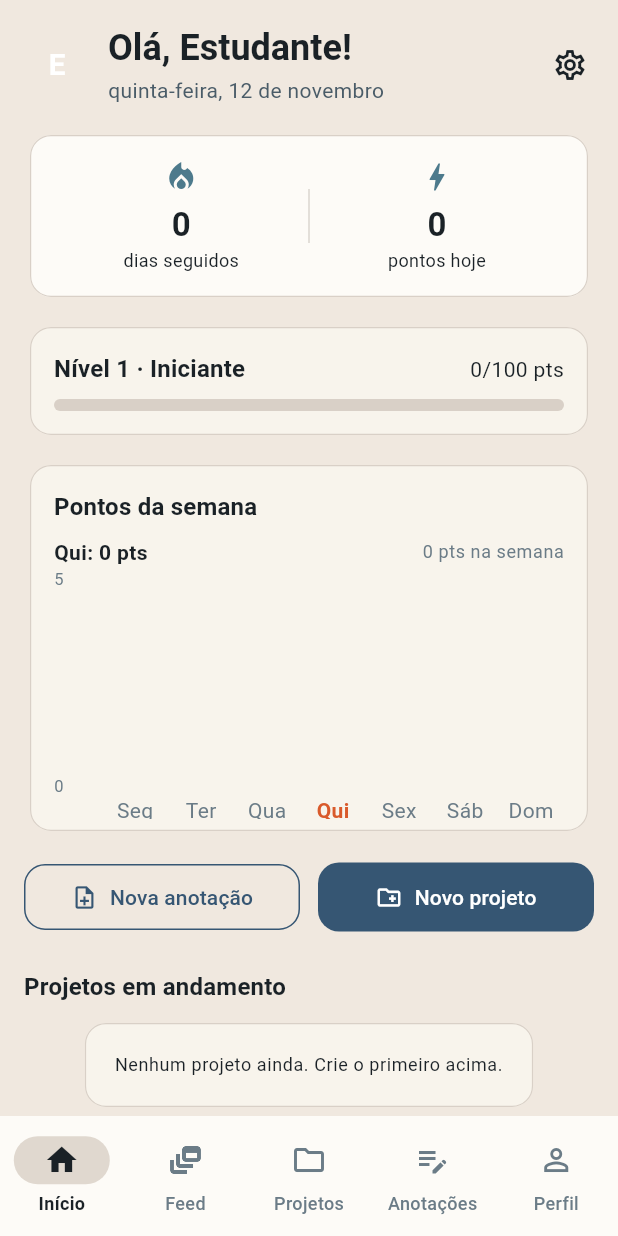
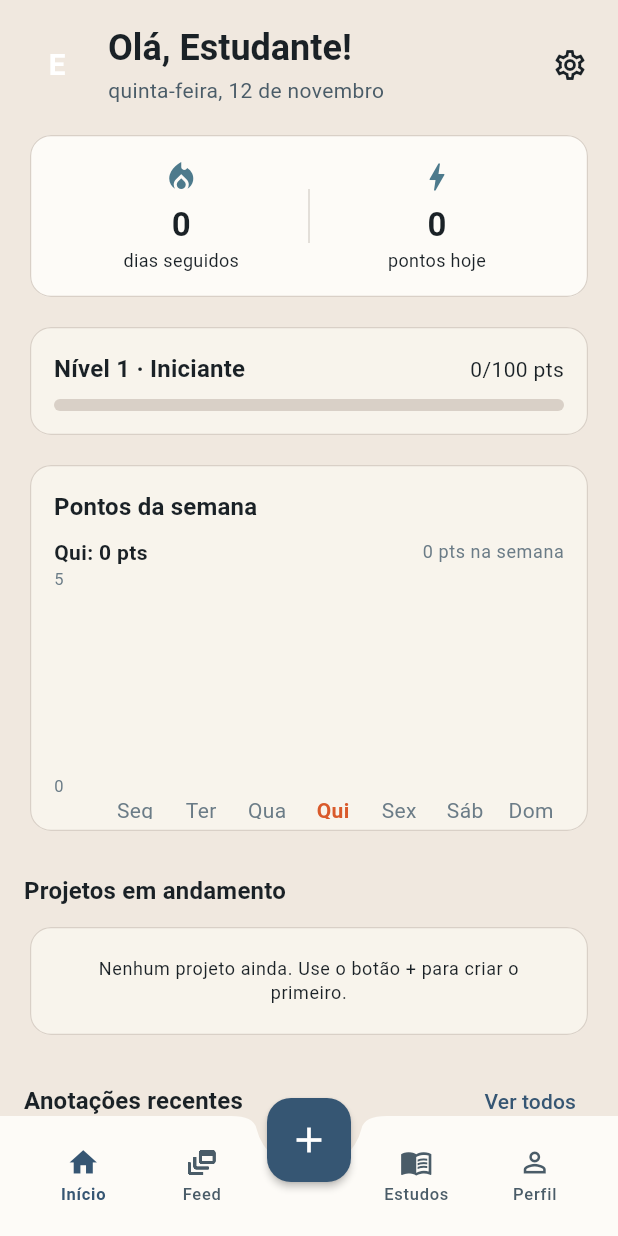
Before and after one commit to ArthurM749/app_estudos, a Flutter app: the NavegacaoPrincipal screen opened directly, on a phone screen of 412 x 824 dp. Run offline on Flutter 3.47's test engine with Material 3 defaults, Android fonts, the phone set to English and light mode, and no system bars; drawn by our look-alikes of fl_chart; our stand-ins replace image_picker, sqflite, sqflite_common_ffi, sqflite_common_ffi_web, supabase_flutter; accounts and stored records are empty; network calls fail.

Commit message:
new file:   lib/screens/estudos_screen.dart 	modified:   lib/screens/feed_screen.dart 	modified:   lib/screens/home_screen.dart 	modified:   lib/screens/navegacao_principal.dart 	modified:   lib/screens/perfil_publico_screen.dart 	modified:   lib/screens/projetos_screen.dart 	modified:   lib/widgets/cartao_publicacao.dart

```diff
--- a/lib/screens/feed_screen.dart
+++ b/lib/screens/feed_screen.dart
@@ -30,7 +30,6 @@ class _FeedScreenState extends State<FeedScreen>
     with SingleTickerProviderStateMixin {
   late final TabController _abas = TabController(length: 2, vsync: this);
 
-  // Pesquisa de publicações por título: troca as abas por um campo + resultados.
   final _buscaController = TextEditingController();
   Timer? _espera;
   bool _buscando = false;
@@ -38,7 +37,6 @@ class _FeedScreenState extends State<FeedScreen>
   @override
   void initState() {
     super.initState();
-    // Só começa a conversar com a internet quando a pessoa abre o feed.
     WidgetsBinding.instance.addPostFrameCallback((_) {
       if (!mounted) return;
       final social = context.read<SocialState>();
@@ -72,7 +70,6 @@ class _FeedScreenState extends State<FeedScreen>
     setState(() => _buscando = false);
   }
 
-  /// Espera a pessoa parar de digitar um instante antes de consultar a internet.
   void _aoDigitar(String texto) {
     _espera?.cancel();
     _espera = Timer(const Duration(milliseconds: 450), () {
@@ -105,7 +102,7 @@ class _FeedScreenState extends State<FeedScreen>
                         autofocus: true,
                         textInputAction: TextInputAction.search,
                         onChanged: (t) {
-                          setState(() {}); // atualiza o botão de limpar
+                          setState(() {});
                           _aoDigitar(t);
                         },
                         onSubmitted: (t) =>
@@ -250,7 +247,6 @@ class _ListaDoFeed extends StatelessWidget {
           );
         }
 
-        // Pesquisa começando com "@": mostra pessoas em vez de publicações.
         if (aba == AbaFeed.busca && social.buscandoPessoas) {
           if (social.pessoasBusca.isEmpty) {
             return _Mensagem(
--- a/lib/screens/home_screen.dart
+++ b/lib/screens/home_screen.dart
@@ -9,7 +9,6 @@ import '../models/item.dart';
 import '../utils/formatadores.dart';
 import '../widgets/avatar_usuario.dart';
 import '../widgets/cabecalho_da_aba.dart';
-import '../widgets/dialogo_projeto.dart';
 import '../widgets/erro_de_carregamento.dart';
 import '../widgets/grafico_pontos_semana.dart';
 import 'anotacao_editor_screen.dart';
@@ -40,7 +39,6 @@ class HomeScreen extends StatelessWidget {
             }
 
             final nome = appState.nomeUsuario ?? 'Estudante';
-            // Mesma cor e foto do perfil público: o avatar é um só no app todo.
             final meuPerfil = context.watch<SocialState>().meuPerfil;
             final pontosDentroDoNivel =
                 RegrasDePontos.pontosDentroDoNivelAtual(appState.pontosTotais);
@@ -133,31 +131,6 @@ class HomeScreen extends StatelessWidget {
                           ),
                         ),
                       ),
-                      const SizedBox(height: 16),
-                      Row(
-                        children: [
-                          Expanded(
-                            child: OutlinedButton.icon(
-                              onPressed: () => Navigator.of(context).push(
-                                MaterialPageRoute(
-                                  builder: (_) => const AnotacaoEditorScreen(),
-                                ),
-                              ),
-                              icon: const Icon(Icons.note_add_outlined),
-                              label: const Text('Nova anotação'),
-                            ),
-                          ),
-                          const SizedBox(width: 12),
-                          Expanded(
-                            child: FilledButton.icon(
-                              onPressed: () => abrirDialogoProjeto(context),
-                              icon:
-                                  const Icon(Icons.create_new_folder_outlined),
-                              label: const Text('Novo projeto'),
-                            ),
-                          ),
-                        ],
-                      ),
                       const SizedBox(height: 24),
                       _SecaoComVerTudo(
                         titulo: 'Projetos em andamento',
@@ -168,7 +141,7 @@ class HomeScreen extends StatelessWidget {
                       if (appState.projetos.isEmpty)
                         const _CartaoVazio(
                           mensagem:
-                              'Nenhum projeto ainda. Crie o primeiro acima.',
+                              'Nenhum projeto ainda. Use o botão + para criar o primeiro.',
                         )
                       else
                         ...appState.projetos.take(3).map((projeto) {
@@ -215,7 +188,7 @@ class HomeScreen extends StatelessWidget {
                           if (recentes.isEmpty) {
                             return const _CartaoVazio(
                               mensagem:
-                                  'Nenhuma anotação ainda. Toque em "Nova anotação" para começar.',
+                                  'Nenhuma anotação ainda. Use o botão + para criar a primeira.',
                             );
                           }
                           return Column(
--- a/lib/screens/navegacao_principal.dart
+++ b/lib/screens/navegacao_principal.dart
@@ -5,21 +5,19 @@ import 'package:provider/provider.dart';
 
 import '../data/auth_service.dart';
 import '../data/social_state.dart';
+import '../widgets/dialogo_projeto.dart';
 
-import 'anotacoes_screen.dart';
+import 'anotacao_editor_screen.dart';
 import 'configuracoes_screen.dart';
+import 'estudos_screen.dart';
 import 'feed_screen.dart';
 import 'home_screen.dart';
 import 'perfil_screen.dart';
-import 'projetos_screen.dart';
 
-// Ordem das abas. Os atalhos das outras telas (ex.: "ver projetos" no Início)
-// passam por aqui, então mudar a ordem é só mexer nestes números.
 const _abaInicio = 0;
 const _abaFeed = 1;
-const _abaProjetos = 2;
-const _abaAnotacoes = 3;
-const _abaPerfil = 4;
+const _abaEstudos = 2;
+const _abaPerfil = 3;
 
 class NavegacaoPrincipal extends StatefulWidget {
   const NavegacaoPrincipal({super.key});
@@ -31,17 +29,12 @@ class NavegacaoPrincipal extends StatefulWidget {
 class _NavegacaoPrincipalState extends State<NavegacaoPrincipal>
     with WidgetsBindingObserver {
   int _abaAtual = _abaInicio;
+  int _abaEstudosInicial = 0;
 
-  // O feed só é montado na primeira visita. O IndexedStack constrói todas as
-  // abas de uma vez, e sem isso o app faria chamadas de internet logo ao abrir
-  // — mesmo para quem só quer estudar offline.
+  // Mantém a estratégia original: o feed só é construído quando é aberto.
+  // Assim, a tela existente continua responsável por buscar as publicações.
   bool _feedJaAberto = false;
-
-  // Mesma ideia para o Perfil (carrega perfil público da internet). A "versão"
-  // muda a cada vez que a pessoa entra na aba vinda de outra, recriando a tela
-  // para mostrar números atuais em vez de ficar com os da visita anterior.
   bool _perfilJaAberto = false;
-  int _versaoPerfil = 0;
 
   Timer? _relogioDaFila;
 
@@ -49,16 +42,14 @@ class _NavegacaoPrincipalState extends State<NavegacaoPrincipal>
   void initState() {
     super.initState();
     WidgetsBinding.instance.addObserver(this);
-    // Busca a cor/foto do perfil para o avatar da Home. Uma consulta leve e
-    // silenciosa: sem internet o avatar mostra só a inicial.
+
     WidgetsBinding.instance.addPostFrameCallback((_) {
       if (!mounted || AuthService.instance.usuarioAtual == null) return;
       context.read<SocialState>().carregarMeuPerfil().catchError((_) {});
       _enviarPendencias();
     });
-    // Offline primeiro: o que foi publicado/editado sem internet é reenviado
-    // sozinho. A consulta de pendências é local e barata; só vai à rede se
-    // houver algo na fila.
+
+    // Preserva o reenvio automático das ações feitas offline.
     _relogioDaFila =
         Timer.periodic(const Duration(seconds: 45), (_) => _enviarPendencias());
   }
@@ -84,17 +75,58 @@ class _NavegacaoPrincipalState extends State<NavegacaoPrincipal>
 
   void _irPara(int aba) {
     setState(() {
-      if (aba == _abaPerfil && _abaAtual != _abaPerfil) _versaoPerfil++;
       _abaAtual = aba;
       if (aba == _abaFeed) _feedJaAberto = true;
       if (aba == _abaPerfil) _perfilJaAberto = true;
     });
   }
 
-  // Configurações é uma tela própria (empilhada), aberta pela engrenagem.
+  void _abrirEstudos(int aba) {
+    setState(() {
+      _abaEstudosInicial = aba;
+      _abaAtual = _abaEstudos;
+    });
+  }
+
   void _abrirConfiguracoes() {
     Navigator.of(context).push(
       MaterialPageRoute(builder: (_) => const ConfiguracoesScreen()),
+    );
+  }
+
+  void _abrirCriacao() {
+    showModalBottomSheet<void>(
+      context: context,
+      useSafeArea: true,
+      showDragHandle: true,
+      builder: (contextModal) => Padding(
+        padding: const EdgeInsets.only(bottom: 12),
+        child: Column(
+          mainAxisSize: MainAxisSize.min,
+          children: [
+            ListTile(
+              leading: const Icon(Icons.create_new_folder_outlined),
+              title: const Text('Criar projeto'),
+              onTap: () {
+                Navigator.of(contextModal).pop();
+                abrirDialogoProjeto(context);
+              },
+            ),
+            ListTile(
+              leading: const Icon(Icons.note_add_outlined),
+              title: const Text('Criar anotação'),
+              onTap: () {
+                Navigator.of(contextModal).pop();
+                Navigator.of(context).push(
+                  MaterialPageRoute(
+                    builder: (_) => const AnotacaoEditorScreen(),
+                  ),
+                );
+              },
+            ),
+          ],
+        ),
+      ),
     );
   }
 
@@ -102,18 +134,20 @@ class _NavegacaoPrincipalState extends State<NavegacaoPrincipal>
   Widget build(BuildContext context) {
     final telas = [
       HomeScreen(
-        aoTocarProjetos: () => _irPara(_abaProjetos),
-        aoTocarAnotacoes: () => _irPara(_abaAnotacoes),
+        aoTocarProjetos: () => _abrirEstudos(0),
+        aoTocarAnotacoes: () => _abrirEstudos(1),
         aoTocarConfiguracoes: _abrirConfiguracoes,
       ),
       _feedJaAberto
           ? FeedScreen(aoTocarConfiguracoes: _abrirConfiguracoes)
           : const SizedBox.shrink(),
-      ProjetosScreen(aoTocarConfiguracoes: _abrirConfiguracoes),
-      AnotacoesScreen(aoTocarConfiguracoes: _abrirConfiguracoes),
+      EstudosScreen(
+        key: ValueKey(_abaEstudosInicial),
+        abaInicial: _abaEstudosInicial,
+        aoTocarConfiguracoes: _abrirConfiguracoes,
+      ),
       _perfilJaAberto
           ? PerfilScreen(
-              key: ValueKey(_versaoPerfil),
               aoTocarConfiguracoes: _abrirConfiguracoes,
             )
           : const SizedBox.shrink(),
@@ -121,37 +155,107 @@ class _NavegacaoPrincipalState extends State<NavegacaoPrincipal>
 
     return Scaffold(
       body: IndexedStack(index: _abaAtual, children: telas),
-      bottomNavigationBar: NavigationBar(
-        selectedIndex: _abaAtual,
-        onDestinationSelected: _irPara,
-        destinations: const [
-          NavigationDestination(
-            icon: Icon(Icons.home_outlined),
-            selectedIcon: Icon(Icons.home),
-            label: 'Início',
+      floatingActionButtonLocation: FloatingActionButtonLocation.centerDocked,
+      floatingActionButton: Transform.translate(
+        // Desce mais 4 px em relação ao ajuste anterior (12 px).
+        offset: const Offset(0, 16),
+        child: FloatingActionButton(
+          onPressed: _abrirCriacao,
+          tooltip: 'Criar projeto ou anotação',
+          child: const Icon(Icons.add, size: 28),
+        ),
+      ),
+      bottomNavigationBar: BottomAppBar(
+        shape: const CircularNotchedRectangle(),
+        notchMargin: 8,
+        child: SizedBox(
+          height: 62,
+          child: Row(
+            children: [
+              _ItemNavegacao(
+                icone: Icons.home_outlined,
+                iconeSelecionado: Icons.home,
+                titulo: 'Início',
+                selecionado: _abaAtual == _abaInicio,
+                aoTocar: () => _irPara(_abaInicio),
+              ),
+              _ItemNavegacao(
+                icone: Icons.dynamic_feed_outlined,
+                iconeSelecionado: Icons.dynamic_feed,
+                titulo: 'Feed',
+                selecionado: _abaAtual == _abaFeed,
+                aoTocar: () => _irPara(_abaFeed),
+              ),
+              const SizedBox(width: 64),
+              _ItemNavegacao(
+                icone: Icons.menu_book_outlined,
+                iconeSelecionado: Icons.menu_book,
+                titulo: 'Estudos',
+                selecionado: _abaAtual == _abaEstudos,
+                aoTocar: () => _irPara(_abaEstudos),
+              ),
+              _ItemNavegacao(
+                icone: Icons.person_outline,
+                iconeSelecionado: Icons.person,
+                titulo: 'Perfil',
+                selecionado: _abaAtual == _abaPerfil,
+                aoTocar: () => _irPara(_abaPerfil),
+              ),
+            ],
           ),
-          NavigationDestination(
-            icon: Icon(Icons.dynamic_feed_outlined),
-            selectedIcon: Icon(Icons.dynamic_feed),
-            label: 'Feed',
-          ),
-          NavigationDestination(
-            icon: Icon(Icons.folder_outlined),
-            selectedIcon: Icon(Icons.folder),
-            label: 'Projetos',
-          ),
-          NavigationDestination(
-            icon: Icon(Icons.edit_note_outlined),
-            selectedIcon: Icon(Icons.edit_note),
-            label: 'Anotações',
-          ),
-          NavigationDestination(
-            icon: Icon(Icons.person_outline),
-            selectedIcon: Icon(Icons.person),
-            label: 'Perfil',
-          ),
-        ],
+        ),
       ),
     );
   }
 }
+
+class _ItemNavegacao extends StatelessWidget {
+  final IconData icone;
+  final IconData iconeSelecionado;
+  final String titulo;
+  final bool selecionado;
+  final VoidCallback aoTocar;
+
+  const _ItemNavegacao({
+    required this.icone,
+    required this.iconeSelecionado,
+    required this.titulo,
+    required this.selecionado,
+    required this.aoTocar,
+  });
+
+  @override
+  Widget build(BuildContext context) {
+    final cores = Theme.of(context).colorScheme;
+    final cor = selecionado ? cores.primary : cores.onSurfaceVariant;
+
+    return Expanded(
+      child: InkWell(
+        onTap: aoTocar,
+        borderRadius: BorderRadius.circular(12),
+        child: Padding(
+          padding: const EdgeInsets.symmetric(vertical: 5),
+          child: Column(
+            mainAxisAlignment: MainAxisAlignment.center,
+            children: [
+              Icon(
+                selecionado ? iconeSelecionado : icone,
+                color: cor,
+                size: 22,
+              ),
+              const SizedBox(height: 2),
+              Text(
+                titulo,
+                style: Theme.of(context).textTheme.labelSmall?.copyWith(
+                      color: cor,
+                      fontWeight:
+                          selecionado ? FontWeight.w700 : FontWeight.w500,
+                    ),
+              ),
+            ],
+          ),
+        ),
+      ),
+    );
+  }
+}
```
Also changed, not shown: lib/screens/estudos_screen.dart (added, +64 -0 lines), lib/screens/perfil_publico_screen.dart (+3 -9 lines), lib/screens/projetos_screen.dart (+24 -11 lines), lib/widgets/cartao_publicacao.dart (+16 -4 lines).
